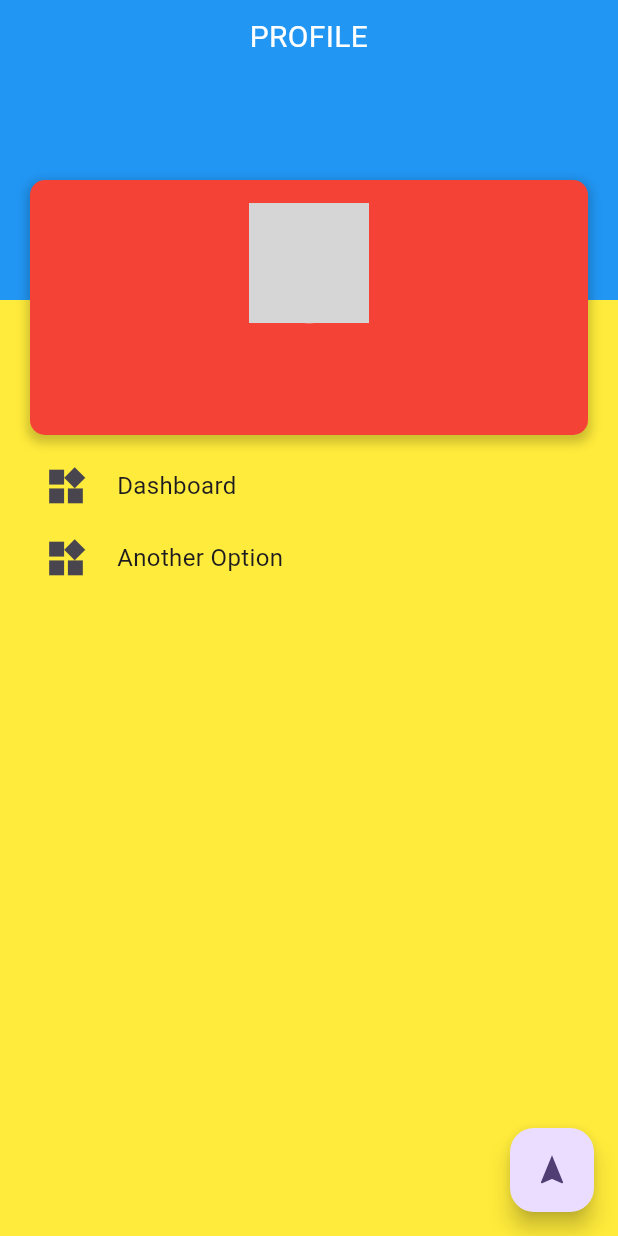
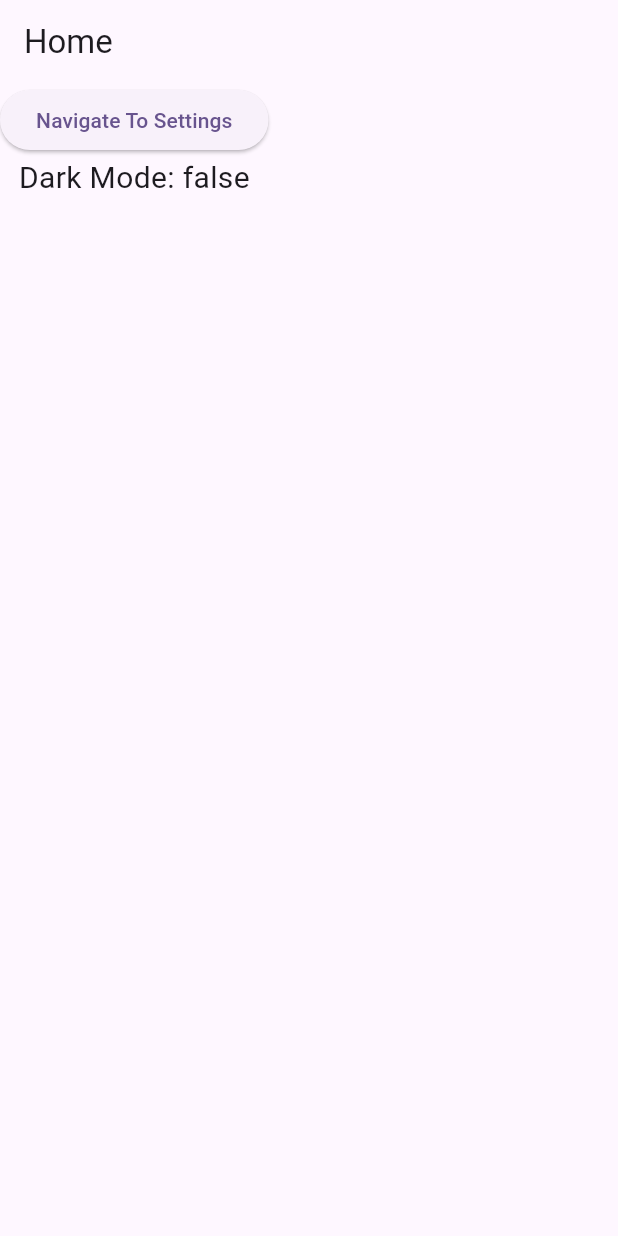
Before and after one commit to sunlight3d/KhoahocFlutterVTCC08-2023, a Flutter app: the screen it shows after launch, on a phone screen of 412 x 824 dp. Run offline on Flutter 3.47's test engine with Material 2 defaults, Android fonts, the phone set to English and light mode, and no system bars; our stand-ins replace camera, flutter_bloc, flutter_svg, get_it, image_picker, loading_animation_widget and 3 more; grey boxes are pictures that could not be loaded.

Commit message:
add code

```diff
--- /dev/null
+++ b/myapp/lib/blocs/settings/bloc.dart
@@ -0,0 +1,44 @@
+// 3. Tạo Bloc
+import 'package:flutter_bloc/flutter_bloc.dart';
+import 'package:myapp/blocs/settings/event.dart';
+import 'package:myapp/blocs/settings/state.dart';
+
+class SettingsBloc extends Bloc<SettingsEvent, SettingsState> {
+  /*
+  SettingsBloc() : super(SettingsState(isDarkMode: false, isVietnamese: false));
+*/
+  SettingsBloc() : super(SettingsState(isDarkMode: false, isVietnamese: false)) {
+    on<SettingsEvent>((event, emit) async* {
+      if (event is ToggleDarkModeEvent) {
+        // Xử lý ToggleDarkModeEvent ở đây và trả về trạng thái mới
+        yield SettingsState(
+        isDarkMode: !state.isDarkMode,
+        isVietnamese: state.isVietnamese,
+        );
+      } else if (event is LanguageChangedEvent) {
+        // Xử lý ToggleLanguageEvent ở đây và trả về trạng thái mới
+        yield SettingsState(
+        isDarkMode: state.isDarkMode,
+        isVietnamese: !state.isVietnamese,
+        );
+      }
+    });
+  }
+
+  // @override
+  // Stream<SettingsState> mapEventToState(SettingsEvent event) async* {
+  //   if (event is ToggleDarkModeEvent) {
+  //     // Xử lý ToggleDarkModeEvent ở đây và trả về trạng thái mới
+  //     yield SettingsState(
+  //       isDarkMode: !state.isDarkMode,
+  //       isVietnamese: state.isVietnamese,
+  //     );
+  //   } else if (event is LanguageChangedEvent) {
+  //     // Xử lý ToggleLanguageEvent ở đây và trả về trạng thái mới
+  //     yield SettingsState(
+  //       isDarkMode: state.isDarkMode,
+  //       isVietnamese: !state.isVietnamese,
+  //     );
+  //   }
+  // }
+}
--- /dev/null
+++ b/myapp/lib/blocs/settings/event.dart
@@ -0,0 +1,16 @@
+// 1. Tạo sự kiện (events)
+abstract class SettingsEvent {}
+
+class ToggleDarkModeEvent extends SettingsEvent {
+  final bool isDarkMode;
+  ToggleDarkModeEvent(this.isDarkMode);
+  @override
+  String toString() => 'ToggleDarkModeEvent: isDarkMode=$isDarkMode';
+}
+
+class LanguageChangedEvent extends SettingsEvent {
+  final bool isVietnamese;
+  LanguageChangedEvent(this.isVietnamese);
+  @override
+  String toString() => 'LanguageChangedEvent: isVietnamese=$isVietnamese';
+}
--- /dev/null
+++ b/myapp/lib/blocs/settings/state.dart
@@ -0,0 +1,8 @@
+// 2. Tạo trạng thái (states)
+
+class SettingsState {
+  final bool isDarkMode;
+  final bool isVietnamese;
+
+  SettingsState({required this.isDarkMode, required this.isVietnamese});
+}
--- a/myapp/lib/main.dart
+++ b/myapp/lib/main.dart
@@ -1,5 +1,8 @@
 import 'package:flutter/material.dart';
+import 'package:flutter_bloc/flutter_bloc.dart';
+import 'package:myapp/blocs/settings/bloc.dart';
 import 'package:myapp/screens/camera_scan/index.dart';
+import 'package:myapp/screens/home/index.dart';
 import 'package:myapp/screens/nfc_scanning_guide/index.dart';
 import 'package:myapp/screens/profile/index.dart';
 import 'package:get_it/get_it.dart';
@@ -36,7 +39,15 @@ class MyApp extends StatelessWidget {
       ),
       //home: NFCScanningGuide(),
       //home: CameraScan()
-      home: Profile()
+      //home: Profile()
+      home: MultiBlocProvider(
+        providers: [
+          BlocProvider<SettingsBloc>(
+            create: (context) => SettingsBloc(),
+          ),
+        ],
+        child: HomeScreen(),
+      )
     );
   }
 }
--- /dev/null
+++ b/myapp/lib/screens/home/index.dart
@@ -0,0 +1,50 @@
+import 'package:flutter/material.dart';
+import 'package:flutter_bloc/flutter_bloc.dart';
+import 'package:myapp/blocs/settings/bloc.dart';
+import 'package:myapp/blocs/settings/state.dart';
+import 'package:myapp/screens/settings/index.dart';
+
+class HomeScreen extends StatelessWidget {
+  @override
+  Widget build(BuildContext context) {
+    return Scaffold(
+      appBar: AppBar(
+        title: Text('Home'),
+      ),
+      body: BlocBuilder<SettingsBloc, SettingsState>(
+        builder: (context, state) {
+          if (state is SettingsState) {
+            final isDarkMode = state.isDarkMode;
+            final isVietnamese = state.isVietnamese;
+
+            return Column(
+              children: [
+                ElevatedButton(
+                  onPressed: () {
+                    Navigator.push(
+                      context,
+                      MaterialPageRoute(
+                        builder: (context) => Builder(
+                          builder: (BuildContext context) {
+                            return SettingsScreen();
+                          },
+                        ),
+                      ),
+                    );
+                  },
+                  child: Text('Navigate To Settings'),
+                ),
+                Text(
+                  isVietnamese ? 'Chế độ tối: $isDarkMode' : 'Dark Mode: $isDarkMode',
+                  style: TextStyle(fontSize: 20),
+                ),
+              ],
+            );
+          }
+
+          return CircularProgressIndicator();
+        },
+      ),
+    );
+  }
+}
--- a/myapp/pubspec.yaml
+++ b/myapp/pubspec.yaml
@@ -45,6 +45,7 @@ dependencies:
   get_it: ^7.6.0
   loading_animation_widget: ^1.2.0+4
   image_picker: ^1.0.4
+  flutter_bloc: ^8.1.3
 
 dev_dependencies:
   flutter_test:
```
Also changed, not shown: myapp/lib/screens/settings/index.dart (added, +58 -0 lines), 10 other files.
